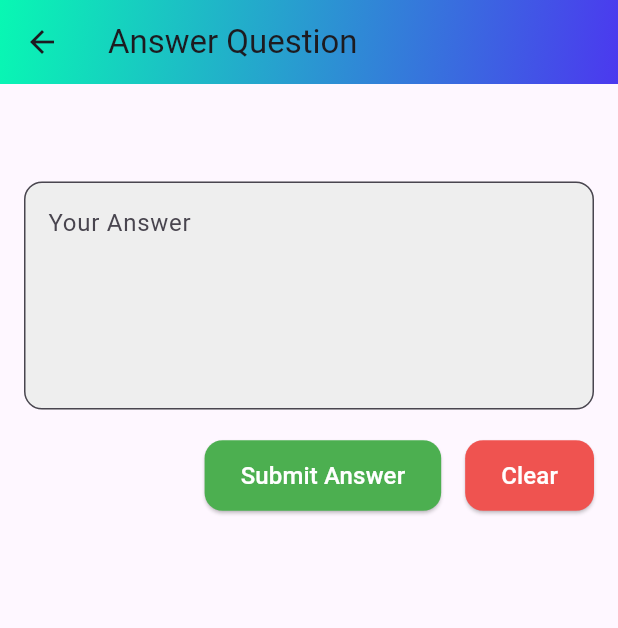
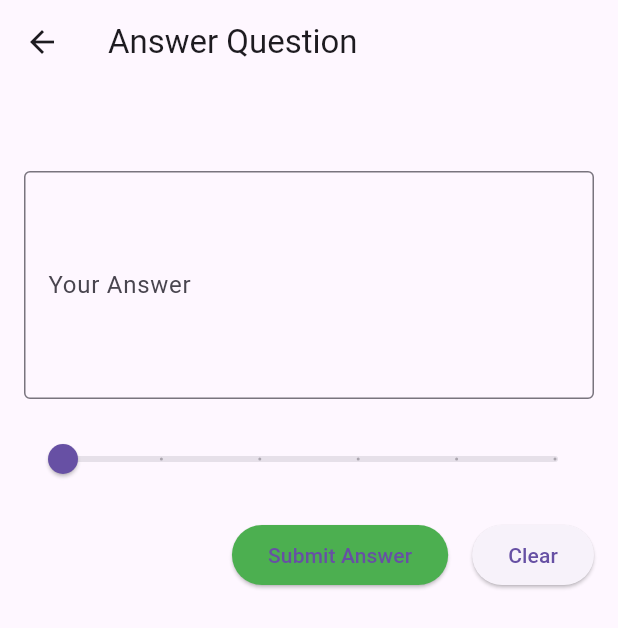
Before and after one commit to NextIntern/NextIntern-Mobile, a Flutter app: the AnswerScreen screen opened directly with empty values, on a phone screen of 412 x 824 dp. Shown: the top 628 px of the screen. Run offline on Flutter 3.47's test engine with Material 3 defaults, Android fonts, the phone set to English and light mode, and no system bars; our stand-ins replace flutter_iconly, flutter_local_notifications, shared_preferences; accounts and stored records are empty.

Commit message:
final and no more

```diff
--- a/nextintern_mobile/lib/screens/answer_screen.dart
+++ b/nextintern_mobile/lib/screens/answer_screen.dart
@@ -1,6 +1,7 @@
 import 'package:flutter/material.dart';
 import 'package:nextintern_mobile/models/answer_model.dart';
 import 'package:nextintern_mobile/models/question_model.dart';
+import 'package:nextintern_mobile/services/answer_service.dart';
 
 class AnswerScreen extends StatefulWidget {
   final QuestionModel question;
@@ -15,12 +16,14 @@ class AnswerScreen extends StatefulWidget {
 
 class _AnswerScreenState extends State<AnswerScreen> {
   final TextEditingController _answerController = TextEditingController();
+  int _rating = 0;
 
   @override
   void initState() {
     super.initState();
     if (widget.answer != null) {
       _answerController.text = widget.answer!.response ?? '';
+      _rating = widget.answer!.rating ?? 0;
     }
   }
 
@@ -29,15 +32,6 @@ class _AnswerScreenState extends State<AnswerScreen> {
     return Scaffold(
       appBar: AppBar(
         title: Text(widget.answer != null ? 'Edit Answer' : 'Answer Question'),
-        flexibleSpace: Container(
-          decoration: const BoxDecoration(
-            gradient: LinearGradient(
-              colors: [Color(0xFF08F8B3), Color(0xFF4B39EF)],
-              begin: Alignment.topLeft,
-              end: Alignment.bottomRight,
-            ),
-          ),
-        ),
       ),
       body: Padding(
         padding: const EdgeInsets.all(16.0),
@@ -47,74 +41,78 @@ class _AnswerScreenState extends State<AnswerScreen> {
             Text(
               widget.question.question ?? 'No Question Text',
               style: const TextStyle(
-                fontSize: 20,
+                fontSize: 18,
                 fontWeight: FontWeight.bold,
-                color: Colors.black87,
               ),
             ),
-            const SizedBox(height: 20),
+            const SizedBox(height: 16),
             TextField(
               controller: _answerController,
               maxLines: 5,
-              decoration: InputDecoration(
-                border: OutlineInputBorder(
-                  borderRadius: BorderRadius.circular(12),
-                ),
+              decoration: const InputDecoration(
+                border: OutlineInputBorder(),
                 labelText: 'Your Answer',
-                alignLabelWithHint: true,
-                filled: true,
-                fillColor: Colors.grey.shade200,
               ),
             ),
-            const SizedBox(height: 20),
+            const SizedBox(height: 16),
+            Slider(
+              value: _rating.toDouble(),
+              min: 0,
+              max: 5,
+              divisions: 5,
+              label: _rating.toString(),
+              onChanged: (double value) {
+                setState(() {
+                  _rating = value.toInt();
+                });
+              },
+            ),
+            const SizedBox(height: 16),
             Row(
               mainAxisAlignment: MainAxisAlignment.end,
               children: [
                 ElevatedButton(
-                  onPressed: () {
+                  onPressed: () async {
                     if (widget.answer != null) {
+                      // Gọi API cập nhật câu trả lời
+                      await AnswerService.updateAnswer(
+                        widget.answer!.campaignQuestionResponseId!,
+                        _answerController.text,
+                        _rating,
+                        context,
+                        widget.answer!
+                            .campaignQuestionId!, // Lấy campaignQuestionId từ answer
+                      );
                       print('Cập nhật câu trả lời: ${_answerController.text}');
                     } else {
+                      // Gọi API tạo câu trả lời mới
+                      await AnswerService.createAnswer(
+                        widget.question.campaignQuestionId!,
+                        _answerController.text,
+                        _rating,
+                        context,
+                      );
                       print('Tạo câu trả lời mới: ${_answerController.text}');
                     }
-                    Navigator.pop(context);
+                    FocusScope.of(context).unfocus();
+                    Navigator.pop(context, true);
                   },
                   style: ElevatedButton.styleFrom(
                     backgroundColor: Colors.green.shade500,
-                    padding: const EdgeInsets.symmetric(
-                        horizontal: 24, vertical: 12),
-                    shape: RoundedRectangleBorder(
-                      borderRadius: BorderRadius.circular(12),
-                    ),
                   ),
-                  child: Text(
-                    widget.answer != null ? 'Update Answer' : 'Submit Answer',
-                    style: const TextStyle(
-                      fontSize: 16,
-                      color: Colors.white,
-                    ),
-                  ),
+                  child: Text(widget.answer != null
+                      ? 'Update Answer'
+                      : 'Submit Answer'),
                 ),
                 const SizedBox(width: 16),
                 ElevatedButton(
                   onPressed: () {
                     _answerController.clear();
+                    setState(() {
+                      _rating = 0;
+                    });
                   },
-                  style: ElevatedButton.styleFrom(
-                    backgroundColor: Colors.red.shade400,
-                    padding: const EdgeInsets.symmetric(
-                        horizontal: 24, vertical: 12),
-                    shape: RoundedRectangleBorder(
-                      borderRadius: BorderRadius.circular(12),
-                    ),
-                  ),
-                  child: const Text(
-                    'Clear',
-                    style: TextStyle(
-                      fontSize: 16,
-                      color: Colors.white,
-                    ),
-                  ),
+                  child: const Text('Clear'),
                 ),
               ],
             ),
--- a/nextintern_mobile/lib/widgets/criteria_card.dart
+++ b/nextintern_mobile/lib/widgets/criteria_card.dart
@@ -23,10 +23,6 @@ class CriteriaCard extends StatelessWidget {
             const SizedBox(height: 8),
             Text(
                 'Evaluate from Mentor: ${criteria.evaluateFromMentor ?? 'N/A'}'),
-            const SizedBox(height: 4),
-            Text('Started: ${criteria.start == true ? 'Yes' : 'No'}'),
-            const SizedBox(height: 4),
-            Text('Checked: ${criteria.isChecked == true ? 'Yes' : 'No'}'),
           ],
         ),
       ),
--- a/nextintern_mobile/pubspec.yaml
+++ b/nextintern_mobile/pubspec.yaml
@@ -53,6 +53,7 @@ dev_dependencies:
   connectivity_plus: ^3.0.2
   flutter_local_notifications: ^9.9.1
   intl: ^0.17.0
+  charts_flutter: ^0.12.0
 
 # For information on the generic Dart part of this file, see the
 # following page: https://dart.dev/tools/pub/pubspec
```
Also changed, not shown: nextintern_mobile/lib/models/answer_model.dart (+6 -1 lines), nextintern_mobile/lib/screens/home_screen.dart (+79 -21 lines), nextintern_mobile/lib/screens/profile_screen.dart (+12 -4 lines), nextintern_mobile/lib/screens/question_screen.dart (+19 -6 lines), nextintern_mobile/lib/services/answer_service.dart (+142 -0 lines), nextintern_mobile/lib/widgets/question_cart.dart (+19 -9 lines), nextintern_mobile/pubspec.lock.
